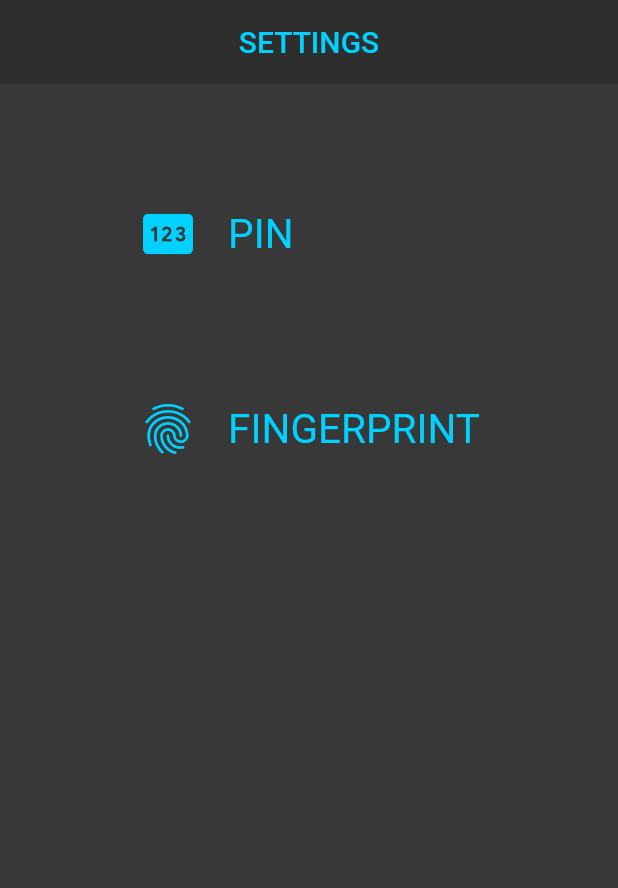
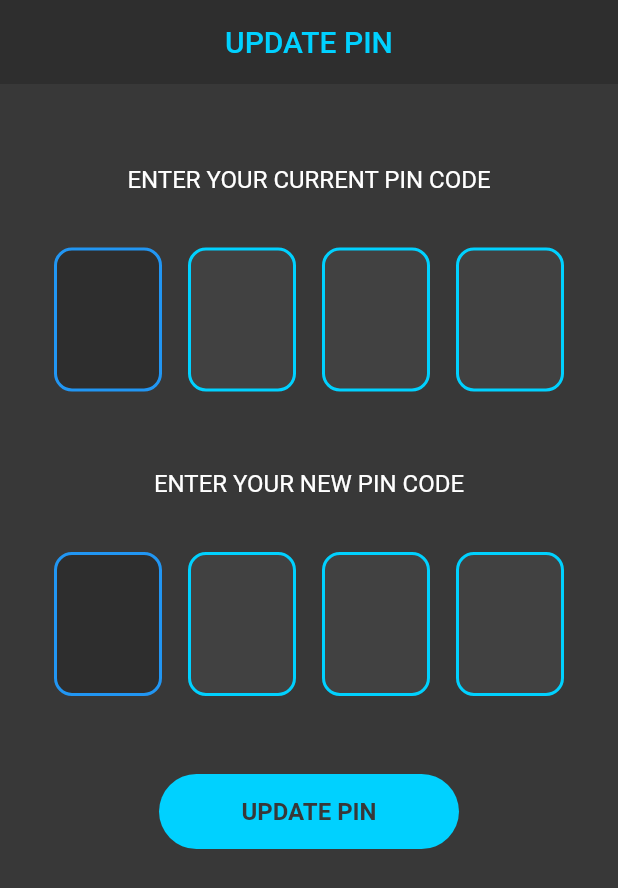
Before and after one commit to EstrellaPoot-Ksquare/tv_series_project, a Flutter app: the screen it shows after launch, on a phone screen of 412 x 824 dp. Shown: the top 888 px of the screen. Run offline on Flutter 3.47's test engine with Material 2 defaults, Android fonts, the phone set to English and light mode, and no system bars; drawn by our look-alikes of pin_code_fields.

Commit message:
Feat: Set Pin and Update Pin Screens Added.

```diff
--- a/lib/core/constants/colors.dart
+++ b/lib/core/constants/colors.dart
@@ -1,6 +1,7 @@
 import 'package:flutter/material.dart';
 
 class AppColors {
+  static Color pinfieldBg = const Color(0xff414141);
   static Color appBarBg = const Color(0xff2e2e2e);
   static Color scaffoldBg = const Color(0xff383838);
   static Color main = const Color(0xff00d1ff);
--- /dev/null
+++ b/lib/features/auth/screens/updatepin_screen.dart
@@ -0,0 +1,124 @@
+import 'package:flutter/material.dart';
+import 'package:pin_code_fields/pin_code_fields.dart';
+import 'package:tv_series_app/core/constants/colors.dart';
+
+class UpdatePinScreen extends StatefulWidget {
+  const UpdatePinScreen({super.key});
+
+  @override
+  State<UpdatePinScreen> createState() => _UpdatePinScreenState();
+}
+
+class _UpdatePinScreenState extends State<UpdatePinScreen> {
+  final TextEditingController _currentpinController = TextEditingController();
+  final TextEditingController _newpinController = TextEditingController();
+
+  @override
+  Widget build(BuildContext context) {
+    return Scaffold(
+      appBar: AppBar(
+        title: const Text("UPDATE PIN"),
+        centerTitle: true,
+      ),
+      body: SingleChildScrollView(
+        child: Center(
+          child: Column(
+            children: [
+              const SizedBox(height: 54),
+              const Text(
+                "ENTER YOUR CURRENT PIN CODE",
+                style: TextStyle(color: Colors.white, fontSize: 16),
+              ),
+              Padding(
+                padding: const EdgeInsets.all(36.0),
+                child: PinCodeTextField(
+                  controller: _currentpinController,
+                  appContext: context,
+                  length: 4,
+                  onChanged: (String value) {},
+                  onCompleted: (String value) {},
+                  keyboardType: TextInputType.number,
+                  autoFocus: true,
+                  obscureText: true,
+                  blinkWhenObscuring: true,
+                  blinkDuration: const Duration(milliseconds: 500),
+                  textStyle: const TextStyle(
+                      fontSize: 28,
+                      color: Colors.white,
+                      fontWeight: FontWeight.w400),
+                  animationType: AnimationType.scale,
+                  animationDuration: const Duration(milliseconds: 200),
+                  enableActiveFill: true,
+                  useHapticFeedback: true,
+                  pinTheme: PinTheme(
+                      fieldHeight: 96,
+                      fieldWidth: 72,
+                      borderWidth: 2,
+                      shape: PinCodeFieldShape.box,
+                      borderRadius: const BorderRadius.all(Radius.circular(12)),
+                      inactiveColor: AppColors.main,
+                      inactiveFillColor: AppColors.pinfieldBg,
+                      activeColor: AppColors.main,
+                      activeFillColor: AppColors.main,
+                      selectedFillColor: AppColors.appBarBg),
+                ),
+              ),
+              const Text(
+                "ENTER YOUR NEW PIN CODE",
+                style: TextStyle(color: Colors.white, fontSize: 16),
+              ),
+              Padding(
+                padding: const EdgeInsets.all(36.0),
+                child: PinCodeTextField(
+                  controller: _newpinController,
+                  appContext: context,
+                  length: 4,
+                  onChanged: (String value) {},
+                  onCompleted: (String value) {},
+                  keyboardType: TextInputType.number,
+                  autoFocus: true,
+                  obscureText: true,
+                  blinkWhenObscuring: true,
+                  blinkDuration: const Duration(milliseconds: 500),
+                  textStyle: const TextStyle(
+                      fontSize: 28,
+                      color: Colors.white,
+                      fontWeight: FontWeight.w400),
+                  animationType: AnimationType.scale,
+                  animationDuration: const Duration(milliseconds: 200),
+                  enableActiveFill: true,
+                  useHapticFeedback: true,
+                  pinTheme: PinTheme(
+                      fieldHeight: 96,
+                      fieldWidth: 72,
+                      borderWidth: 2,
+                      shape: PinCodeFieldShape.box,
+                      borderRadius: const BorderRadius.all(Radius.circular(12)),
+                      inactiveColor: AppColors.main,
+                      inactiveFillColor: AppColors.pinfieldBg,
+                      activeColor: AppColors.main,
+                      activeFillColor: AppColors.main,
+                      selectedFillColor: AppColors.appBarBg),
+                ),
+              ),
+              SizedBox(
+                height: 50,
+                width: 200,
+                child: ElevatedButton(
+                    onPressed: () {},
+                    style: ElevatedButton.styleFrom(
+                        backgroundColor: AppColors.main),
+                    child: const Text(
+                      "UPDATE PIN",
+                      style:
+                          TextStyle(fontSize: 16, fontWeight: FontWeight.w600),
+                    )),
+              ),
+              const SizedBox(height: 12),
+            ],
+          ),
+        ),
+      ),
+    );
+  }
+}
--- a/lib/main.dart
+++ b/lib/main.dart
@@ -1,6 +1,8 @@
 import 'package:flutter/material.dart';
 import 'package:tv_series_app/core/styles/app_theme.dart';
+import 'package:tv_series_app/features/auth/screens/firstpin_screen.dart';
 import 'package:tv_series_app/features/auth/screens/settings_screen.dart';
+import 'package:tv_series_app/features/auth/screens/updatepin_screen.dart';
 //import 'package:tv_series_app/screens/home_screen.dart';
 
 void main() {
@@ -17,7 +19,7 @@ class MyApp extends StatelessWidget {
       debugShowCheckedModeBanner: false,
       title: 'Flutter Demo',
       theme: AppTheme.theme,
-      home: const SettingsScreen(),
+      home: const UpdatePinScreen(),
     );
   }
 }
--- a/pubspec.yaml
+++ b/pubspec.yaml
@@ -11,6 +11,7 @@ dependencies:
   flutter:
     sdk: flutter
   http: ^0.13.5
+  pin_code_fields: ^7.4.0
   provider: ^6.0.4
   shared_preferences: ^2.0.15
 
```
Also changed, not shown: lib/features/auth/screens/firstpin_screen.dart (added, +83 -0 lines), pubspec.lock.
